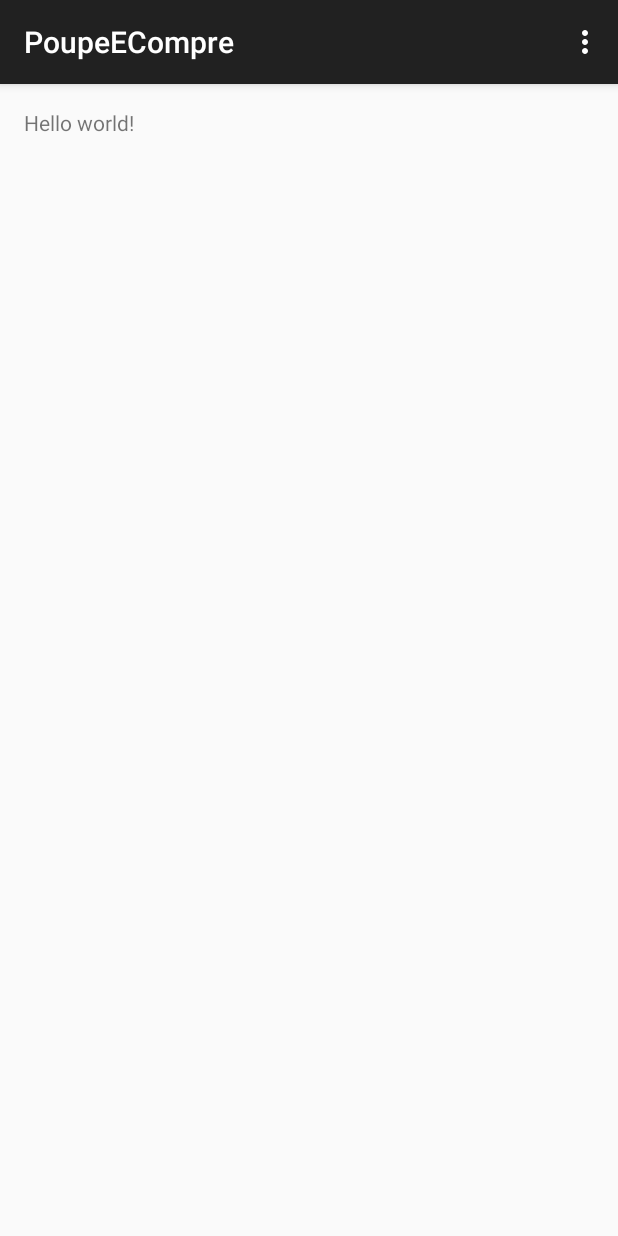
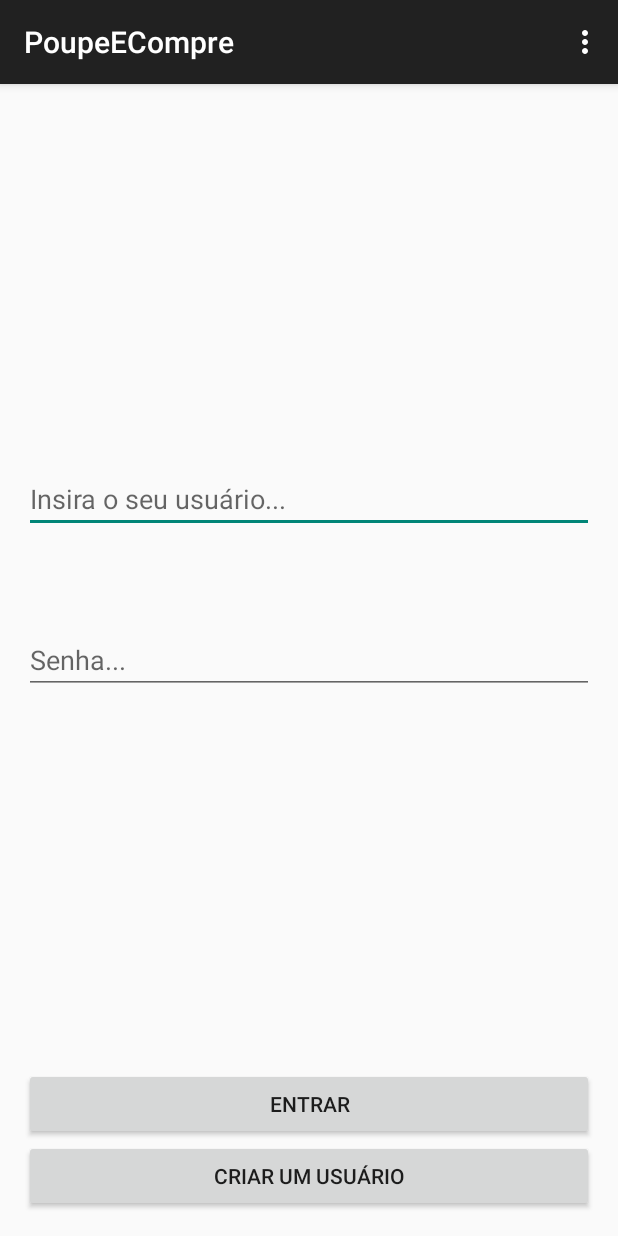
Before and after one commit to projeto3001/orcpes3001, an Android app: the screen it shows after launch (MainActivity), on a phone screen of 412 x 824 dp. Run offline under Robolectric (Android 15) with nearby library versions, the phone set to English and light mode, and no system bars.

Commit message:
Criando tela de login

```diff
--- a/PoupeECompre/app/src/main/java/br/estacio/poupeecompre/MainActivity.java
+++ b/PoupeECompre/app/src/main/java/br/estacio/poupeecompre/MainActivity.java
@@ -11,7 +11,7 @@ public class MainActivity extends ActionBarActivity {
     @Override
     protected void onCreate(Bundle savedInstanceState) {
         super.onCreate(savedInstanceState);
-        setContentView(R.layout.activity_main);
+        setContentView(R.layout.login);
     }
 
     @Override
--- a/PoupeECompre/app/src/main/res/layout/activity_main.xml
+++ /dev/null
@@ -1,11 +0,0 @@
-<RelativeLayout xmlns:android="http://schemas.android.com/apk/res/android"
-    xmlns:tools="http://schemas.android.com/tools" android:layout_width="match_parent"
-    android:layout_height="match_parent" android:paddingLeft="@dimen/activity_horizontal_margin"
-    android:paddingRight="@dimen/activity_horizontal_margin"
-    android:paddingTop="@dimen/activity_vertical_margin"
-    android:paddingBottom="@dimen/activity_vertical_margin" tools:context=".MainActivity">
-
-    <TextView android:text="@string/hello_world" android:layout_width="wrap_content"
-        android:layout_height="wrap_content" />
-
-</RelativeLayout>
--- /dev/null
+++ b/PoupeECompre/app/src/main/res/layout/login.xml
@@ -0,0 +1,57 @@
+<RelativeLayout xmlns:android="http://schemas.android.com/apk/res/android"
+    xmlns:tools="http://schemas.android.com/tools" android:layout_width="match_parent"
+    android:layout_height="match_parent" android:paddingLeft="@dimen/activity_horizontal_margin"
+    android:paddingRight="@dimen/activity_horizontal_margin"
+    android:paddingTop="@dimen/activity_vertical_margin"
+    android:paddingBottom="@dimen/activity_vertical_margin" tools:context=".MainActivity">
+
+    <EditText
+        android:layout_width="wrap_content"
+        android:layout_height="wrap_content"
+        android:id="@+id/nomeUsuario"
+        android:inputType="text"
+        android:onClick="@string/abc_searchview_description_clear"
+        android:hint="Insira o seu usuário..."
+        android:layout_above="@+id/senha"
+        android:layout_alignParentLeft="true"
+        android:layout_alignParentStart="true"
+        android:layout_marginBottom="62dp"
+        android:layout_alignParentRight="true"
+        android:layout_alignParentEnd="true" />
+
+    <EditText
+        android:layout_width="wrap_content"
+        android:layout_height="wrap_content"
+        android:inputType="textPassword"
+        android:ems="10"
+        android:id="@+id/senha"
+        android:layout_centerVertical="true"
+        android:layout_alignParentLeft="true"
+        android:layout_alignParentStart="true"
+        android:layout_alignRight="@+id/nomeUsuario"
+        android:layout_alignEnd="@+id/nomeUsuario"
+        android:hint="Senha..."/>
+
+    <Button
+        android:layout_width="wrap_content"
+        android:layout_height="wrap_content"
+        android:text="Entrar"
+        android:id="@+id/entrarBtn"
+        android:layout_above="@+id/criarUsuarioBtn"
+        android:layout_alignParentRight="true"
+        android:layout_alignParentEnd="true"
+        android:layout_alignParentLeft="true"
+        android:layout_alignParentStart="true" />
+
+    <Button
+        android:layout_width="wrap_content"
+        android:layout_height="wrap_content"
+        android:text="Criar um usuário"
+        android:id="@+id/criarUsuarioBtn"
+        android:layout_alignParentBottom="true"
+        android:layout_alignParentLeft="true"
+        android:layout_alignParentStart="true"
+        android:layout_alignRight="@+id/entrarBtn"
+        android:layout_alignEnd="@+id/entrarBtn" />
+
+</RelativeLayout>
```
Also changed, not shown: 1 other file.
